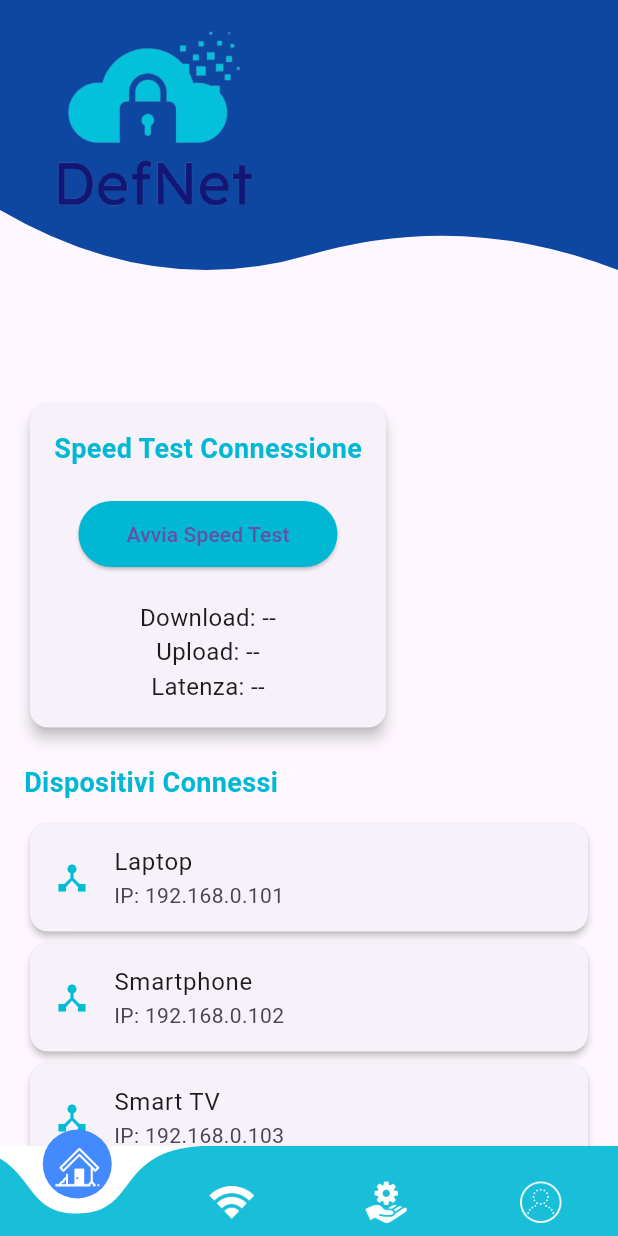
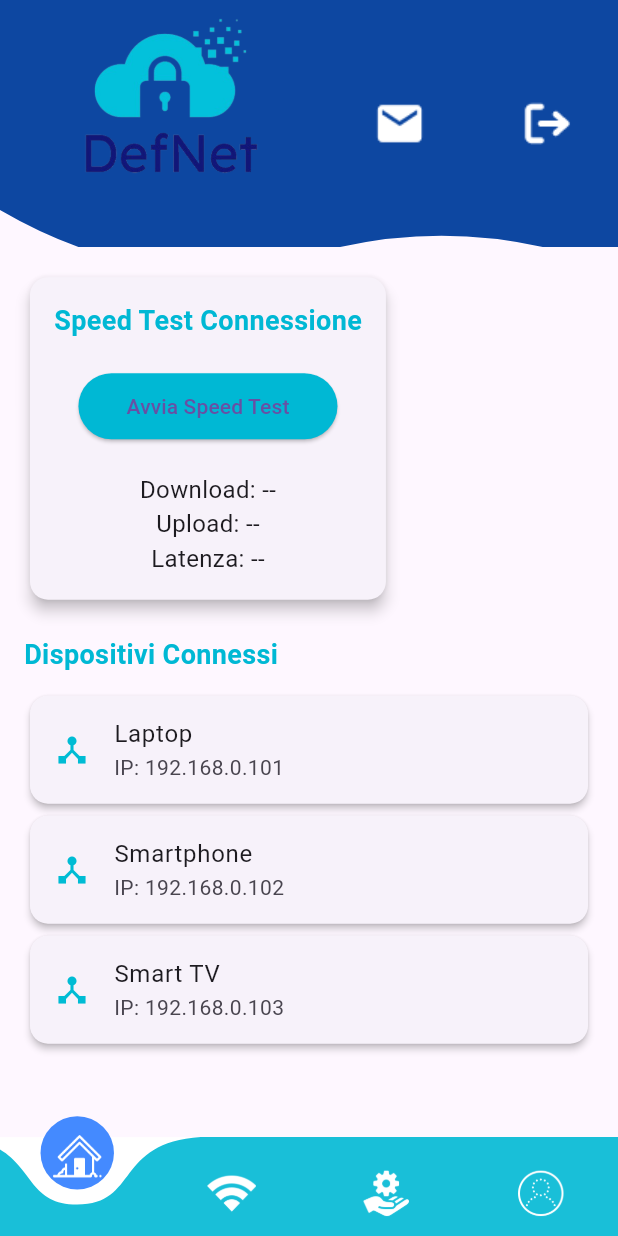
Before and after one commit to DefNet-Enterprise-Mobile-Application/EMAD2024-25-_DefNet-Front-End, a Flutter app: the screen it shows after launch, on a phone screen of 412 x 824 dp. Run offline on Flutter 3.47's test engine with Material 3 defaults, Android fonts, the phone set to English and light mode, and no system bars; drawn by our look-alikes of curved_navigation_bar; our stand-ins replace flutter_dotenv, lottie.

Commit message:
update screen
- fix size of screen and some items

```diff
--- a/lib/screens/Home/home_screen.dart
+++ b/lib/screens/Home/home_screen.dart
@@ -4,7 +4,8 @@ import 'package:defnet_front_end/screens/Service/service_screen.dart';
 import 'package:defnet_front_end/screens/Wifi_Settings/wifi_settings_screen.dart';
 import 'package:defnet_front_end/screens/Home/dash_board.dart';
 import 'package:flutter/material.dart';
-import '../../shared/components/shape_lines/ellipse_custom.dart'; // Update the Ellipse widget as needed
+import '../../shared/components/shape_lines/ellipse_custom.dart';
+import '../splash_screen.dart'; // Update the Ellipse widget as needed
 
 class HomeScreen extends StatefulWidget {
   const HomeScreen({super.key});
@@ -25,6 +26,10 @@ class _HomeScreenState extends State<HomeScreen> {
 
   @override
   Widget build(BuildContext context) {
+    // Recupera le dimensioni dello schermo per una gestione dinamica
+    double screenWidth = MediaQuery.of(context).size.width;
+    double screenHeight = MediaQuery.of(context).size.height;
+
     return Scaffold(
       body: Stack(
         children: [
@@ -34,19 +39,56 @@ class _HomeScreenState extends State<HomeScreen> {
               // SliverAppBar per l'ellisse con logo sovrapposto
               SliverAppBar(
                 backgroundColor: Colors.transparent,
-                expandedHeight: 250, // Altezza ellisse + logo
+                expandedHeight: screenHeight * 0.2, // Altezza dell'ellisse in base all'altezza dello schermo
                 flexibleSpace: FlexibleSpaceBar(
                   background: Stack(
                     children: [
                       // Onda (ellisse)
                       EllipseUp(),
-                      // Logo posizionato sopra l'ellisse
-                      Align(
-                        alignment: Alignment.topLeft,
-                        child: Image.asset(
-                          'lib/assets/logo.png',
-                          height: 200, // Altezza del logo
-                          width: 200, // Larghezza del logo
+
+                      // Logo e icone nella parte superiore
+                      Padding(
+                        padding: EdgeInsets.symmetric(horizontal: screenWidth * 0.02),
+                        child: Row(
+                          mainAxisAlignment: MainAxisAlignment.start,
+                          children: [
+                            // Logo posizionato a sinistra, dimensione adattiva
+                            Image.asset(
+                              'lib/assets/logo.png',
+                              width: screenWidth * 0.5, // Il logo si adatta alla larghezza dello schermo
+                              height: screenHeight * 0.25, // Altezza adattiva per il logo
+                            ),
+                            const Spacer(),
+                            // Icona di notifica
+                            IconButton(
+                              icon: Image.asset(
+                                'lib/assets/icons/notification.png',
+                                width: screenWidth * 0.15, // Icona adattiva
+                                height: screenHeight * 0.15, // Icona adattiva
+                                color: Colors.white,
+                              ),
+                              onPressed: () {
+                                // Logica per le notifiche
+                              },
+                            ),
+                            SizedBox(width:  screenWidth * 0.05),
+                            // Icona per il logout
+                            IconButton(
+                              icon: Image.asset(
+                                'lib/assets/icons/logout.png',
+                                width: screenWidth * 0.15, // Icona adattiva
+                                height: screenWidth * 0.15, // Icona adattiva
+                                color: Colors.white,
+                              ),
+                              onPressed: () {
+                                // Logica per il logout
+                                Navigator.pushReplacement(
+                                  context,
+                                  MaterialPageRoute(builder: (context) => SplashScreen()),
+                                );
+                              },
+                            ),
+                          ],
                         ),
                       ),
                     ],
@@ -54,7 +96,6 @@ class _HomeScreenState extends State<HomeScreen> {
                 ),
                 pinned: true, // Mantieni visibile l'ellisse anche dopo lo scroll
               ),
-
               // Contenuto dinamico in base alla pagina selezionata
               SliverFillRemaining(
                 child: IndexedStack(
@@ -72,7 +113,7 @@ class _HomeScreenState extends State<HomeScreen> {
         backgroundColor: Colors.white,
         color: Colors.cyanAccent.shade700.withOpacity(0.9),
         buttonBackgroundColor: Colors.blueAccent,
-        height: 60,
+        height: screenHeight * 0.08, // Altezza della barra di navigazione adattiva
         animationDuration: const Duration(milliseconds: 300),
         index: _currentIndex,
         onTap: (index) {
@@ -83,26 +124,26 @@ class _HomeScreenState extends State<HomeScreen> {
         items: [
           Image.asset(
             'lib/assets/icons/home.png',
-            width: 30,
-            height: 30,
+            width: screenWidth * 0.08, // Dimensione adattiva delle icone
+            height: screenWidth * 0.08, // Dimensione adattiva delle icone
             color: Colors.white,
           ),
           Image.asset(
             'lib/assets/icons/wifi.png',
-            width: 30,
-            height: 30,
+            width: screenWidth * 0.08, // Dimensione adattiva delle icone
+            height: screenWidth * 0.08, // Dimensione adattiva delle icone
             color: Colors.white,
           ),
           Image.asset(
             'lib/assets/icons/service.png',
-            width: 30,
-            height: 30,
+            width: screenWidth * 0.08, // Dimensione adattiva delle icone
+            height: screenWidth * 0.08, // Dimensione adattiva delle icone
             color: Colors.white,
           ),
           Image.asset(
             'lib/assets/icons/profile.png',
-            width: 30,
-            height: 30,
+            width: screenWidth * 0.08, // Dimensione adattiva delle icone
+            height: screenWidth * 0.08, // Dimensione adattiva delle icone
             color: Colors.white,
           ),
         ],
--- a/lib/screens/Profile/profile_screen.dart
+++ b/lib/screens/Profile/profile_screen.dart
@@ -17,7 +17,7 @@ class _ProfileScreenState extends State<ProfileScreen> {
         children: [
           // Contenuto della pagina
           Padding(
-            padding: const EdgeInsets.only(top: 180.0),
+            padding: const EdgeInsets.only(top: 10.0),
             child: SingleChildScrollView(
               child: Padding(
 
--- a/lib/screens/Service/service_screen.dart
+++ b/lib/screens/Service/service_screen.dart
@@ -20,7 +20,7 @@ class _ServiceScreenState extends State<ServiceScreen> {
 
           // Contenuto della pagina
           Padding(
-            padding: const EdgeInsets.only(top: 180.0),
+            padding: const EdgeInsets.only(top: 10.0),
             child: SingleChildScrollView(
               child: Padding(
                 padding: const EdgeInsets.all(16.0),
--- a/lib/screens/Wifi_Settings/wifi_settings_screen.dart
+++ b/lib/screens/Wifi_Settings/wifi_settings_screen.dart
@@ -19,7 +19,7 @@ class _WifiSettingsScreenState extends State<WifiSettingsScreen> {
 
           // Contenuto della pagina
           Padding(
-            padding: const EdgeInsets.only(top: 180.0),
+            padding: const EdgeInsets.only(top: 20.0),
             child: SingleChildScrollView(
               child: Padding(
                 padding: const EdgeInsets.all(16.0),
```
Also changed, not shown: lib/screens/Home/button_home_screen.dart (deleted, +0 -63 lines).
